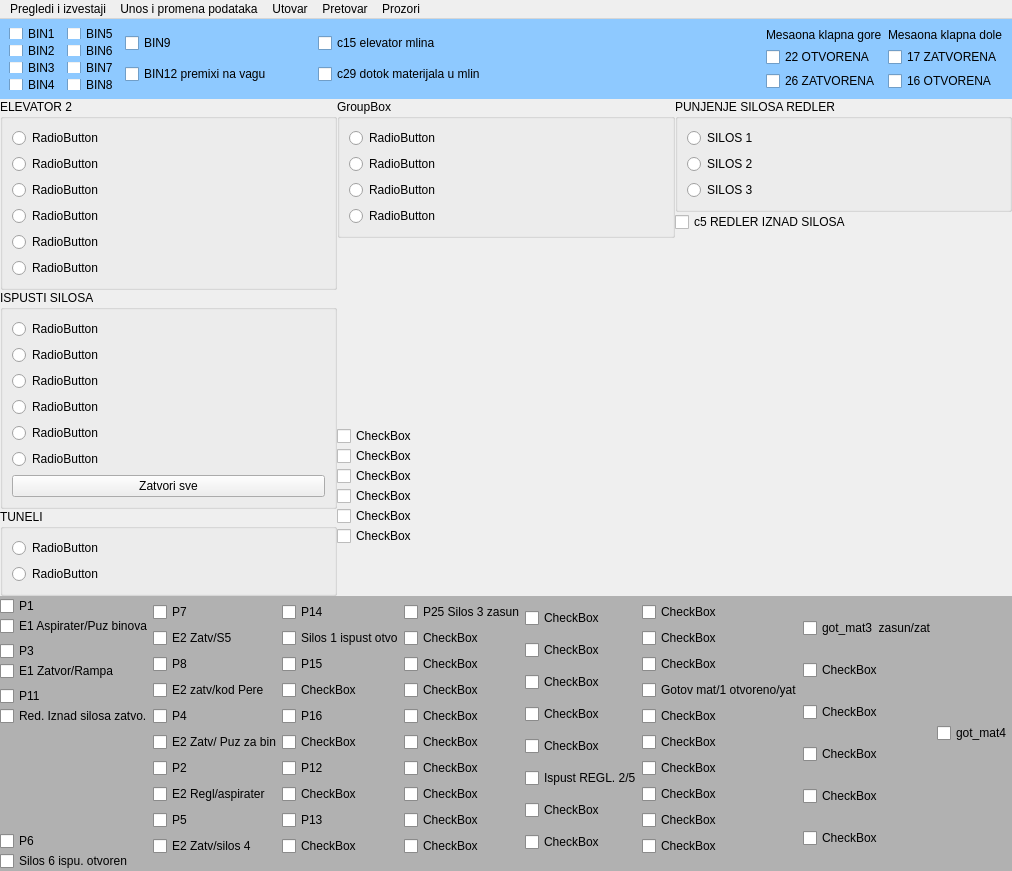
Qt form ui/mainwindow1.ui (nikolakn/biovita) before a commit.
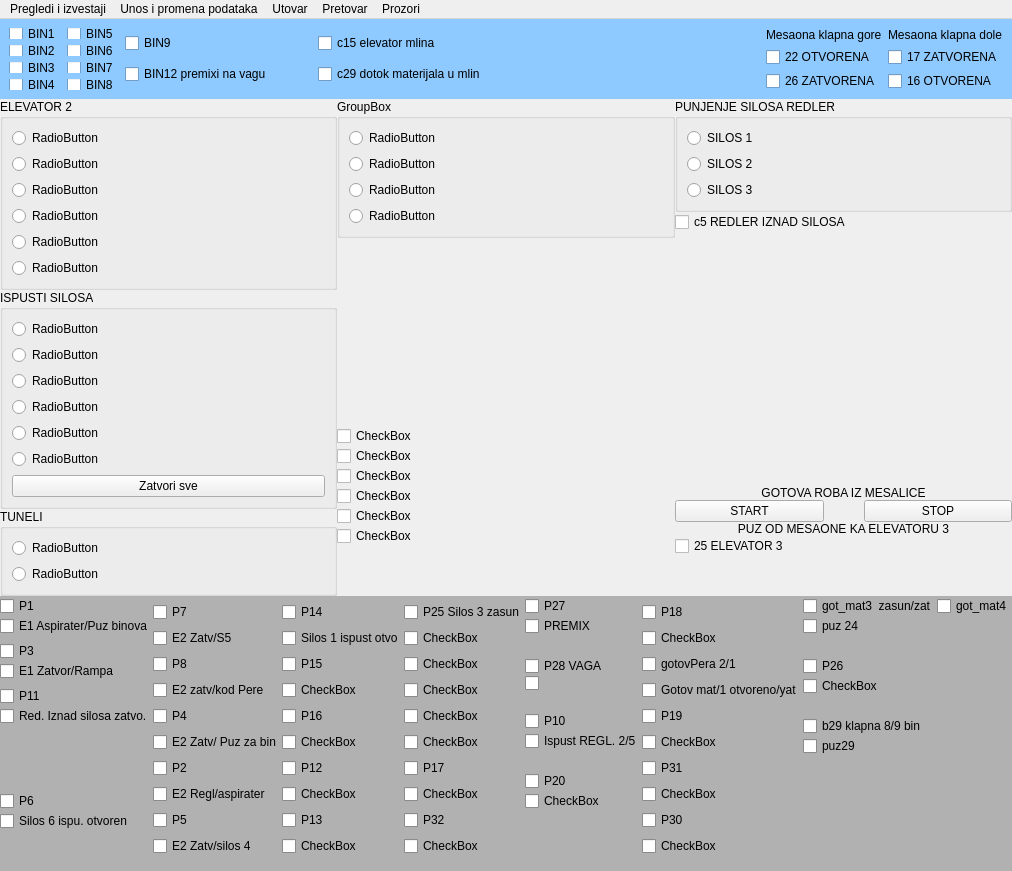
The same form after that commit.

```diff
--- a/ui/mainwindow1.ui
+++ b/ui/mainwindow1.ui
@@ -614,11 +614,82 @@
           </property>
          </widget>
         </item>
+        <item>
+         <spacer name="verticalSpacer_18">
+          <property name="orientation">
+           <enum>Qt::Vertical</enum>
+          </property>
+          <property name="sizeHint" stdset="0">
+           <size>
+            <width>20</width>
+            <height>40</height>
+           </size>
+          </property>
+         </spacer>
+        </item>
+        <item>
+         <widget class="QLabel" name="label_3">
+          <property name="text">
+           <string>&lt;html&gt;&lt;head/&gt;&lt;body&gt;&lt;p align=&quot;center&quot;&gt;GOTOVA ROBA IZ MESALICE&lt;/p&gt;&lt;/body&gt;&lt;/html&gt;</string>
+          </property>
+         </widget>
+        </item>
+        <item>
+         <layout class="QHBoxLayout" name="horizontalLayout_4">
+          <item>
+           <widget class="QPushButton" name="pushButton_3">
+            <property name="text">
+             <string>START</string>
+            </property>
+           </widget>
+          </item>
+          <item>
+           <spacer name="horizontalSpacer_3">
+            <property name="orientation">
+             <enum>Qt::Horizontal</enum>
+            </property>
+            <property name="sizeType">
+             <enum>QSizePolicy::Fixed</enum>
+            </property>
+            <property name="sizeHint" stdset="0">
+             <size>
+              <width>40</width>
+              <height>20</height>
+             </size>
+            </property>
+           </spacer>
+          </item>
+          <item>
+           <widget class="QPushButton" name="pushButton_2">
+            <property name="text">
+             <string>STOP</string>
+            </property>
+           </widget>
+          </item>
+         </layout>
+        </item>
+        <item>
+         <widget class="QLabel" name="label_4">
+          <property name="text">
+           <string>&lt;html&gt;&lt;head/&gt;&lt;body&gt;&lt;p align=&quot;center&quot;&gt;PUZ OD MESAONE KA ELEVATORU 3&lt;/p&gt;&lt;/body&gt;&lt;/html&gt;</string>
+          </property>
+         </widget>
+        </item>
+        <item>
+         <widget class="QCheckBox" name="checkBox_94">
+          <property name="text">
+           <string>25 ELEVATOR 3</string>
+          </property>
+         </widget>
+        </item>
         <item>
          <spacer name="verticalSpacer_3">
           <property name="orientation">
            <enum>Qt::Vertical</enum>
           </property>
+          <property name="sizeType">
+           <enum>QSizePolicy::Fixed</enum>
+          </property>
           <property name="sizeHint" stdset="0">
            <size>
             <width>20</width>
@@ -827,6 +898,22 @@
              </property>
             </widget>
            </item>
+           <item>
+            <spacer name="verticalSpacer_17">
+             <property name="orientation">
+              <enum>Qt::Vertical</enum>
+             </property>
+             <property name="sizeType">
+              <enum>QSizePolicy::Minimum</enum>
+             </property>
+             <property name="sizeHint" stdset="0">
+              <size>
+               <width>20</width>
+               <height>40</height>
+              </size>
+             </property>
+            </spacer>
+           </item>
           </layout>
          </item>
          <item>
@@ -1024,7 +1111,7 @@
            <item>
             <widget class="QCheckBox" name="checkBox_66">
              <property name="text">
-              <string>CheckBox</string>
+              <string>P17</string>
              </property>
             </widget>
            </item>
@@ -1038,7 +1125,7 @@
            <item>
             <widget class="QCheckBox" name="checkBox_62">
              <property name="text">
-              <string>CheckBox</string>
+              <string>P32</string>
              </property>
             </widget>
            </item>
@@ -1056,35 +1143,67 @@
            <item>
             <widget class="QCheckBox" name="checkBox_71">
              <property name="text">
-              <string>CheckBox</string>
+              <string>P27</string>
              </property>
             </widget>
            </item>
            <item>
             <widget class="QCheckBox" name="checkBox_70">
              <property name="text">
-              <string>CheckBox</string>
+              <string>PREMIX</string>
              </property>
             </widget>
            </item>
+           <item>
+            <spacer name="verticalSpacer_8">
+             <property name="orientation">
+              <enum>Qt::Vertical</enum>
+             </property>
+             <property name="sizeType">
+              <enum>QSizePolicy::Fixed</enum>
+             </property>
+             <property name="sizeHint" stdset="0">
+              <size>
+               <width>20</width>
+               <height>20</height>
+              </size>
+             </property>
+            </spacer>
+           </item>
            <item>
             <widget class="QCheckBox" name="checkBox_69">
              <property name="text">
-              <string>CheckBox</string>
+              <string>P28 VAGA</string>
              </property>
             </widget>
            </item>
            <item>
             <widget class="QCheckBox" name="checkBox_72">
              <property name="text">
-              <string>CheckBox</string>
+              <string/>
              </property>
             </widget>
            </item>
+           <item>
+            <spacer name="verticalSpacer_9">
+             <property name="orientation">
+              <enum>Qt::Vertical</enum>
+             </property>
+             <property name="sizeType">
+              <enum>QSizePolicy::Fixed</enum>
+             </property>
+             <property name="sizeHint" stdset="0">
+              <size>
+               <width>20</width>
+               <height>20</height>
+              </size>
+             </property>
+            </spacer>
+           </item>
            <item>
             <widget class="QCheckBox" name="checkBox_73">
              <property name="text">
-              <string>CheckBox</string>
+              <string>P10</string>
              </property>
             </widget>
            </item>
@@ -1095,10 +1214,26 @@
              </property>
             </widget>
            </item>
+           <item>
+            <spacer name="verticalSpacer_10">
+             <property name="orientation">
+              <enum>Qt::Vertical</enum>
+             </property>
+             <property name="sizeType">
+              <enum>QSizePolicy::Fixed</enum>
+             </property>
+             <property name="sizeHint" stdset="0">
+              <size>
+               <width>20</width>
+               <height>20</height>
+              </size>
+             </property>
+            </spacer>
+           </item>
            <item>
             <widget class="QCheckBox" name="checkBox_74">
              <property name="text">
-              <string>CheckBox</string>
+              <string>P20</string>
              </property>
             </widget>
            </item>
@@ -1109,6 +1244,19 @@
              </property>
             </widget>
            </item>
+           <item>
+            <spacer name="verticalSpacer_7">
+             <property name="orientation">
+              <enum>Qt::Vertical</enum>
+             </property>
+             <property name="sizeHint" stdset="0">
+              <size>
+               <width>20</width>
+               <height>40</height>
+              </size>
+             </property>
+            </spacer>
+           </item>
           </layout>
          </item>
          <item>
@@ -1116,7 +1264,7 @@
            <item>
             <widget class="QCheckBox" name="checkBox_78">
              <property name="text">
-              <string>CheckBox</string>
+              <string>P18</string>
              </property>
             </widget>
            </item>
@@ -1130,7 +1278,7 @@
            <item>
             <widget class="QCheckBox" name="checkBox_81">
              <property name="text">
-              <string>CheckBox</string>
+              <string>gotovPera 2/1</string>
              </property>
             </widget>
            </item>
@@ -1144,7 +1292,7 @@
            <item>
             <widget class="QCheckBox" name="checkBox_77">
              <property name="text">
-              <string>CheckBox</string>
+              <string>P19</string>
              </property>
             </widget>
            </item>
@@ -1158,7 +1306,7 @@
            <item>
             <widget class="QCheckBox" name="checkBox_83">
              <property name="text">
-              <string>CheckBox</string>
+              <string>P31</string>
              </property>
             </widget>
            </item>
@@ -1172,7 +1320,7 @@
            <item>
             <widget class="QCheckBox" name="checkBox_84">
              <property name="text">
-              <string>CheckBox</string>
+              <string>P30</string>
              </property>
             </widget>
            </item>
@@ -1197,14 +1345,30 @@
            <item>
             <widget class="QCheckBox" name="checkBox_90">
              <property name="text">
-              <string>CheckBox</string>
+              <string>puz 24</string>
              </property>
             </widget>
            </item>
+           <item>
+            <spacer name="verticalSpacer_15">
+             <property name="orientation">
+              <enum>Qt::Vertical</enum>
+             </property>
+             <property name="sizeType">
+              <enum>QSizePolicy::Fixed</enum>
+             </property>
+             <property name="sizeHint" stdset="0">
+              <size>
+               <width>20</width>
+               <height>20</height>
+              </size>
+             </property>
+            </spacer>
+           </item>
            <item>
             <widget class="QCheckBox" name="checkBox_89">
              <property name="text">
-              <string>CheckBox</string>
+              <string>P26</string>
              </property>
             </widget>
            </item>
@@ -1215,20 +1379,49 @@
              </property>
             </widget>
            </item>
+           <item>
+            <spacer name="verticalSpacer_16">
+             <property name="orientation">
+              <enum>Qt::Vertical</enum>
+             </property>
+             <property name="sizeType">
+              <enum>QSizePolicy::Fixed</enum>
+             </property>
+             <property name="sizeHint" stdset="0">
+              <size>
+               <width>20</width>
+               <height>20</height>
+              </size>
+             </property>
+            </spacer>
+           </item>
            <item>
             <widget class="QCheckBox" name="checkBox_92">
              <property name="text">
-              <string>CheckBox</string>
+              <string>b29 klapna 8/9 bin</string>
              </property>
             </widget>
            </item>
            <item>
             <widget class="QCheckBox" name="checkBox_87">
              <property name="text">
-              <string>CheckBox</string>
+              <string>puz29</string>
              </property>
             </widget>
            </item>
+           <item>
+            <spacer name="verticalSpacer_14">
+             <property name="orientation">
+              <enum>Qt::Vertical</enum>
+             </property>
+             <property name="sizeHint" stdset="0">
+              <size>
+               <width>20</width>
+               <height>40</height>
+              </size>
+             </property>
+            </spacer>
+           </item>
           </layout>
          </item>
          <item>
@@ -1240,6 +1433,19 @@
              </property>
             </widget>
            </item>
+           <item>
+            <spacer name="verticalSpacer_13">
+             <property name="orientation">
+              <enum>Qt::Vertical</enum>
+             </property>
+             <property name="sizeHint" stdset="0">
+              <size>
+               <width>20</width>
+               <height>40</height>
+              </size>
+             </property>
+            </spacer>
+           </item>
           </layout>
          </item>
         </layout>
```
